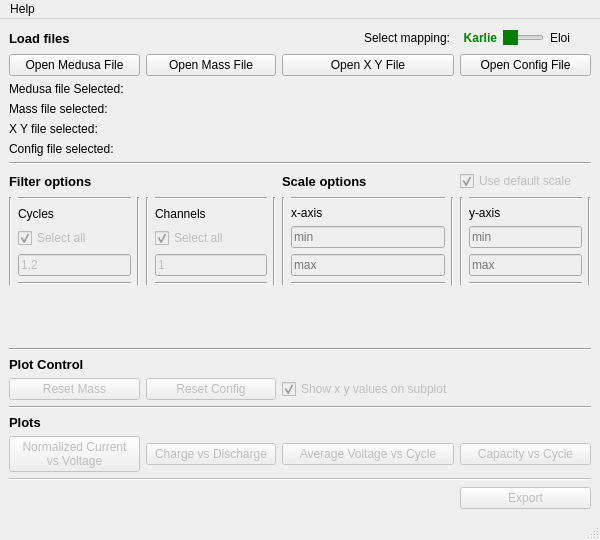
Qt form karlie/view/app.ui (abdullahsumbal/data-analysis) before a commit.
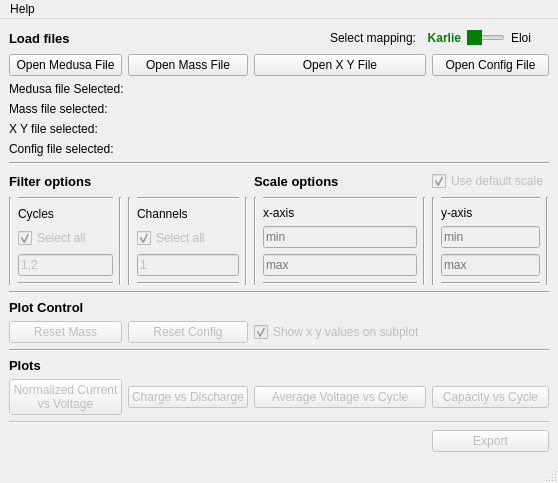
The same form after that commit.

Diff of the .ui file:
```diff
--- a/karlie/view/app.ui
+++ b/karlie/view/app.ui
@@ -12,8 +12,8 @@
    <rect>
     <x>0</x>
     <y>0</y>
-    <width>600</width>
-    <height>540</height>
+    <width>513</width>
+    <height>481</height>
    </rect>
   </property>
   <property name="sizePolicy">
@@ -655,7 +655,7 @@
     <rect>
      <x>0</x>
      <y>0</y>
-     <width>600</width>
+     <width>513</width>
      <height>20</height>
     </rect>
    </property>
```
Left out of the diff: 9 changed lines with no effect on the pictures.
